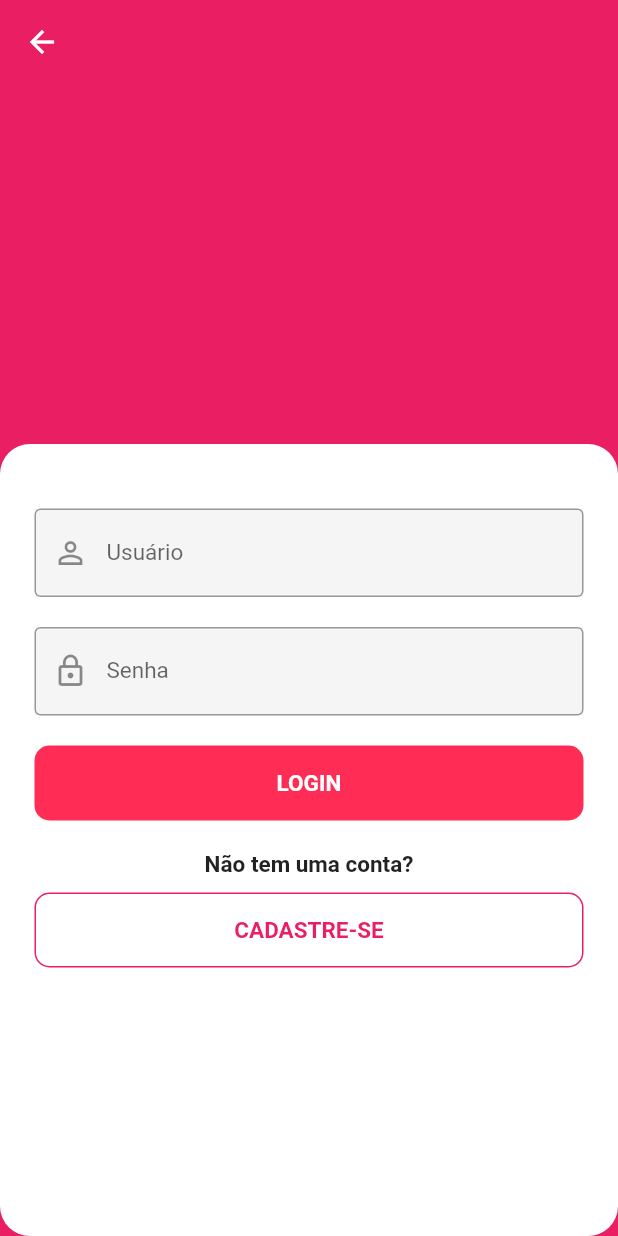
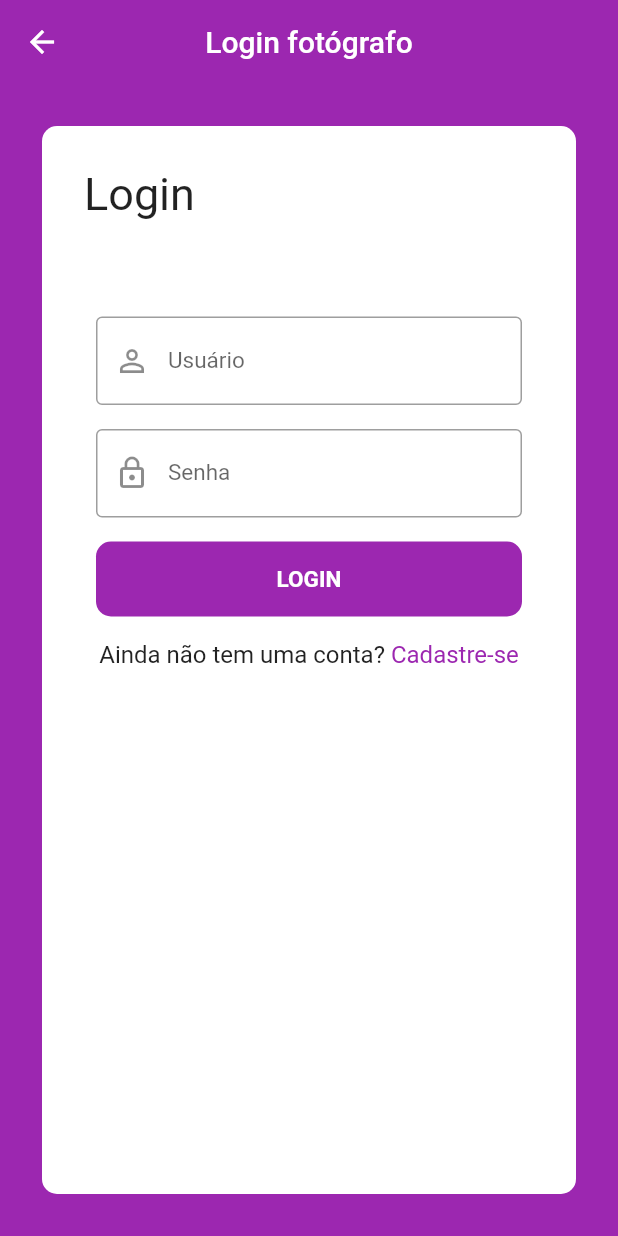
Before and after one commit to igorxoi/fypp-tcc, a Flutter app: the PhotographerLogin screen opened directly, on a phone screen of 412 x 824 dp. Run offline on Flutter 3.47's test engine with Material 2 defaults, Android fonts, the phone set to English and light mode, and no system bars; our stand-ins replace simple_animations.

Commit message:
tela login mobile

```diff
--- a/mobile/lib/pages/PhotographerLogin.dart
+++ b/mobile/lib/pages/PhotographerLogin.dart
@@ -1,40 +1,69 @@
 import 'package:flutter/material.dart';
+import 'package:mobile/pages/UserRegister.dart';
 import 'package:mobile/widgets/TextField.dart';
 
 class PhotographerLogin extends StatelessWidget {
-  Widget LoginPage() {
-    return new Stack(
+  @override
+  Widget build(BuildContext context) {
+    double width = MediaQuery.of(context).size.width;
+    return Scaffold(
+      // resizeToAvoidBottomPadding: false,
+      appBar: AppBar(
+        centerTitle: true,
+        title: Text('Login fotógrafo'),
+        backgroundColor: Colors.purple,
+        elevation: 0,
+      ),
+      body: Center(
+        child: Container(
+          color: Colors.purple,
+          // decoration: BoxDecoration(
+          //   gradient:
+          //       LinearGradient(colors: [Colors.purple, Colors.purpleAccent]),
+          // ),
+          padding: const EdgeInsets.all(28.0),
+          child: Container(
+            decoration: BoxDecoration(
+              borderRadius: BorderRadius.circular(10),
+              color: Colors.white,
+            ),
+            width: width,
+            margin: const EdgeInsets.all(0.0),
+            child: Column(
               children: <Widget>[
                 Container(
-          color: Colors.pink,
-          child: Container(
-            margin: EdgeInsets.only(top: 240),
-            decoration: BoxDecoration(
-              borderRadius: BorderRadius.circular(20),
-              color: Colors.white,
+                  padding: const EdgeInsets.all(28.0),
+                  child: Row(
+                    mainAxisAlignment: MainAxisAlignment.start,
+                    crossAxisAlignment: CrossAxisAlignment.center,
+                    children: <Widget>[
+                      Text(
+                        'Login',
+                        style: TextStyle(fontSize: 30),
                       ),
-            child: Padding(
-              padding: EdgeInsets.all(23),
-              child: ListView(
+                    ],
+                  ),
+                ),
+                Container(
+                  padding: const EdgeInsets.all(28.0),
+                  child: Column(
                     children: <Widget>[
                       Padding(
-                    padding: EdgeInsets.fromLTRB(0, 20, 0, 20),
-                    child: Container(
-                        color: Color(0xfff5f5f5),
+                        padding: const EdgeInsets.all(8.0),
                         child: MyTextField(
                           labelText: 'Usuário',
-                            prefixIcon: Icon(
-                              Icons.person_outline,
-                            ))),
+                          prefixIcon: Icon(Icons.person_outline),
                         ),
-                  Container(
-                      color: Color(0xfff5f5f5),
+                      ),
+                      Padding(
+                        padding: const EdgeInsets.all(8.0),
                         child: MyTextField(
                           labelText: 'Senha',
                           prefixIcon: Icon(Icons.lock_outline),
-                      )),
+                        ),
+                      ),
                       Padding(
-                    padding: EdgeInsets.only(top: 20),
+                        padding: const EdgeInsets.all(8.0),
                         child: MaterialButton(
                           onPressed: () {}, //since this is only a UI app
                           child: Text(
@@ -44,7 +73,7 @@ class PhotographerLogin extends StatelessWidget {
                               fontWeight: FontWeight.bold,
                             ),
                           ),
-                      color: Color(0xffff2d55),
+                          color: Colors.purple,
                           elevation: 0,
                           minWidth: 400,
                           height: 50,
@@ -54,56 +83,35 @@ class PhotographerLogin extends StatelessWidget {
                         ),
                       ),
                       Padding(
-                    padding: EdgeInsets.only(top: 20),
-                    child: Center(
+                        padding: const EdgeInsets.all(8.0),
+                        child: Row(
+                          mainAxisAlignment: MainAxisAlignment.center,
+                          children: <Widget>[
+                            Text('Ainda não tem uma conta? ',
+                                style: TextStyle(fontSize: 16)),
+                            GestureDetector(
+                                onTap: () {
+                                  Navigator.push(
+                                      context,
+                                      MaterialPageRoute(
+                                          builder: (context) =>
+                                              UserRegister()));
+                                },
                                 child: Text(
-                        'Não tem uma conta?',
+                                  'Cadastre-se',
                                   style: TextStyle(
-                            fontSize: 15, fontWeight: FontWeight.bold),
-                      ),
-                    ),
-                  ),
-                  Padding(
-                    padding: EdgeInsets.only(top: 10),
-                    child: MaterialButton(
-                      onPressed: () {}, //since this is only a UI app
-                      child: Text(
-                        'CADASTRE-SE',
-                        style: TextStyle(
-                          fontSize: 15,
-                          fontWeight: FontWeight.bold,
-                        ),
-                      ),
-                      color: Color(0xffffffff),
-                      elevation: 0,
-                      minWidth: 400,
-                      height: 50,
-                      textColor: Colors.pink,
-                      shape: RoundedRectangleBorder(
-                          side: BorderSide(
-                              style: BorderStyle.solid, color: Colors.pink),
-                          borderRadius: BorderRadius.circular(10)),
+                                      color: Colors.purple, fontSize: 16),
+                                ))
+                          ],
                         ),
                       ),
                     ],
                   ),
+                )
+              ],
             ),
           ),
-        )
-      ],
-    );
-  }
-
-  @override
-  Widget build(BuildContext context) {
-    return Scaffold(
-      resizeToAvoidBottomInset: true,
-      appBar: AppBar(
-        backgroundColor: Colors.pink,
-        elevation: 0,
         ),
-      body: Container(
-        child: LoginPage(),
       ),
     );
   }
```
Also changed, not shown: mobile/lib/pages/LoginAs.dart (+10 -4 lines), mobile/lib/pages/UserLogin.dart (+106 -0 lines), mobile/lib/pages/UserRegister.dart (added, +50 -0 lines). Lines whose indentation alone changed are shown as unchanged.
